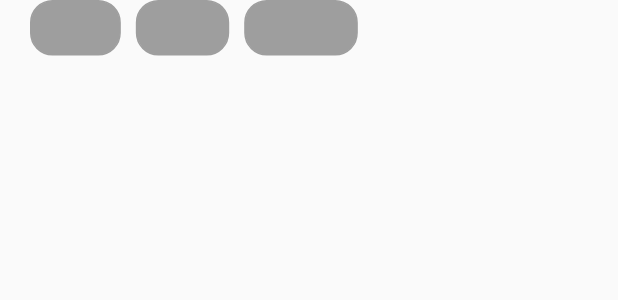
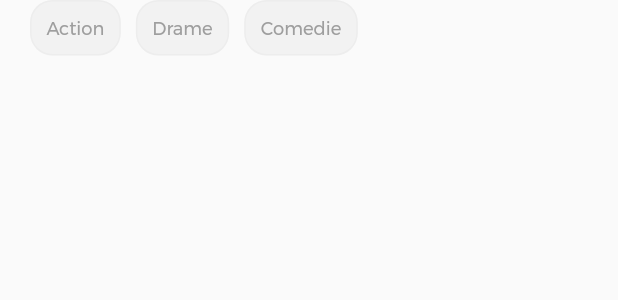
Before and after one commit to schorio/cinetix, a Flutter app: the GenreWidget widget shown alone on an empty page, opened directly with sample values from the repository, on a phone screen of 412 x 824 dp. Shown: the top 300 px of the screen. Run offline on Flutter 3.47's test engine with Material 2 defaults, Android fonts, the phone set to English and light mode, and no system bars; our stand-ins replace animate_do, carousel_slider, chewie, flutter_blurhash, palette_generator, video_player.

Commit message:
GenreWidget : suppression du deuxieme argument pour la couleur

```diff
--- a/lib/feature/detailsfilm/detailsfilm_screen.dart
+++ b/lib/feature/detailsfilm/detailsfilm_screen.dart
@@ -170,8 +170,7 @@ class _DetailsFilmState extends State<DetailsFilm> {
                           const SizedBox(height: 20),
                           GenreWidget(
                             film: film,
-                            couleur_1: couleurDominant,
-                            couleur_2: MesCouleurs.secondaire.withOpacity(0.3),
+                            couleur: couleurDominant,
                           ),
                           const SizedBox(height: 20),
                           DateWidget(
--- a/lib/feature/detailsfilm/widget/genre_widget.dart
+++ b/lib/feature/detailsfilm/widget/genre_widget.dart
@@ -1,3 +1,4 @@
+import 'package:cinetix/core/design/app_color.dart';
 import 'package:cinetix/core/model/film_model.dart';
 import 'package:flutter/material.dart';
 
@@ -5,13 +6,11 @@ class GenreWidget extends StatelessWidget {
   const GenreWidget({
     Key? key,
     required this.film,
-    required this.couleur_1,
-    required this.couleur_2,
+    required this.couleur,
   }) : super(key: key);
 
   final Film film;
-  final Color couleur_1;
-  final Color couleur_2;
+  final Color couleur;
 
   @override
   Widget build(BuildContext context) {
@@ -30,16 +29,17 @@ class GenreWidget extends StatelessWidget {
                 margin: const EdgeInsets.only(right: 10),
                 decoration: BoxDecoration(
                     border: Border.all(
-                      color: couleur_2,
+                      color: MesCouleurs.secondaire.withOpacity(0.3),
                     ),
                     borderRadius: BorderRadius.circular(15),
-                    color: couleur_2),
+                    color: MesCouleurs.secondaire.withOpacity(0.3)),
                 child: Text(
                   film.genre[index],
                   style: TextStyle(
-                      color: couleur_1,
-                      fontFamily: 'MontSerrat_3',
-                      fontSize: 12),
+                    color: couleur,
+                    fontFamily: 'MontSerrat_3',
+                    fontSize: 12,
+                  ),
                 ),
               );
             },
--- a/lib/feature/enSalle/widget/card_slider_widget.dart
+++ b/lib/feature/enSalle/widget/card_slider_widget.dart
@@ -105,8 +105,7 @@ class _CardSliderWidgetState extends State<CardSliderWidget> {
                 const SizedBox(height: 10),
                 GenreWidget(
                   film: movie,
-                  couleur_1: widget.color,
-                  couleur_2: MesCouleurs.secondaire.withOpacity(0.3),
+                  couleur: widget.color,
                 ),
               ],
             ),
```
